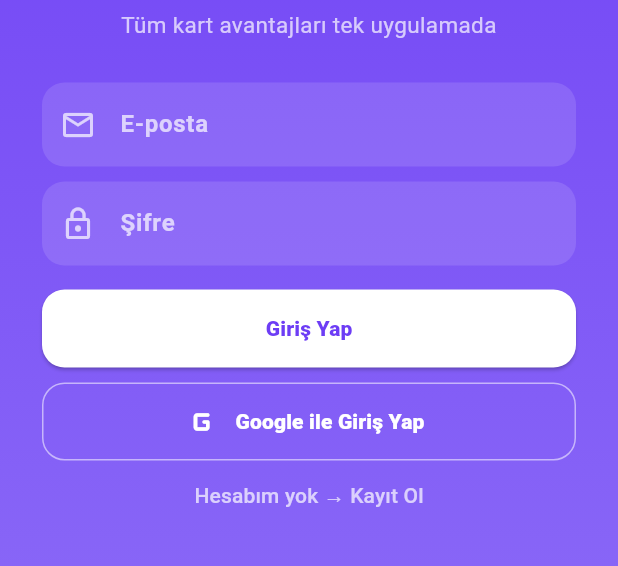
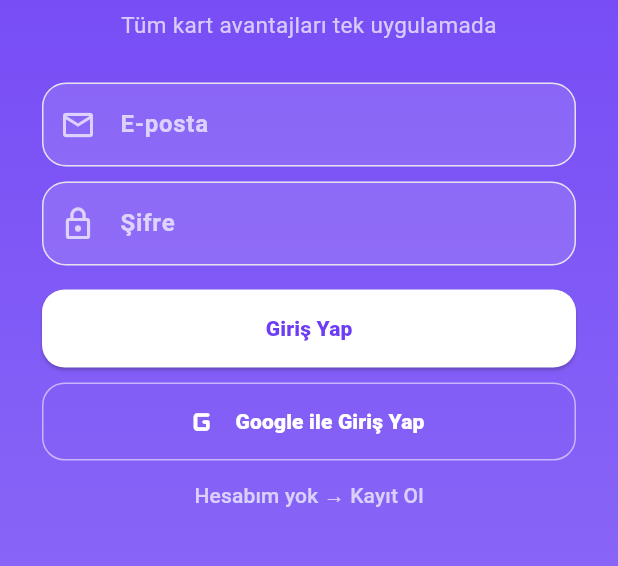
Before and after one commit to hakki37/Kartkampanya, a Flutter app: the screen it shows after launch, on a phone screen of 412 x 824 dp, the part 387-953 px from its top. Run offline on Flutter 3.47's test engine with Material 3 defaults, Android fonts, the phone set to English and light mode, and no system bars; our stand-ins replace supabase_flutter; accounts and stored records are empty.

Commit message:
Lock catalog design in source

```diff
--- a/lib/main.dart
+++ b/lib/main.dart
@@ -1,6 +1,7 @@
 import 'package:flutter/material.dart';
 import 'package:supabase_flutter/supabase_flutter.dart';
 import 'config.dart';
+import 'design_system.dart';
 import 'pages/login_page.dart';
 import 'screens/home_screen.dart';
 import 'screens/campaigns_screen.dart';
@@ -13,39 +14,43 @@ import 'services/campaign_service.dart';
 
 Future<void> main() async {
   WidgetsFlutterBinding.ensureInitialized();
-  await Supabase.initialize(url: AppConfig.supabaseUrl, anonKey: AppConfig.supabasePublishableKey);
+  await Supabase.initialize(
+    url: AppConfig.supabaseUrl,
+    anonKey: AppConfig.supabasePublishableKey,
+  );
   await CampaignService.instance.loadUserState();
   runApp(const KartKampanyaApp());
 }
 
 class KartKampanyaApp extends StatelessWidget {
   const KartKampanyaApp({super.key});
+
   @override
   Widget build(BuildContext context) => MaterialApp(
-    title: 'Kart Kampanya', debugShowCheckedModeBanner: false,
-    theme: ThemeData(
-      useMaterial3: true,
-      colorScheme: ColorScheme.fromSeed(seedColor: const Color(0xFF6D3DF5), brightness: Brightness.light),
-      scaffoldBackgroundColor: const Color(0xFFF8F7FC), fontFamily: 'Roboto',
-      appBarTheme: const AppBarTheme(elevation: 0, backgroundColor: Color(0xFFF8F7FC), foregroundColor: Color(0xFF211D2D)),
-      cardTheme: const CardThemeData(elevation: 0, surfaceTintColor: Colors.transparent),
-    ),
-    home: const AuthGate(),
-  );
+        title: 'Kart Kampanya',
+        debugShowCheckedModeBanner: false,
+        theme: KKDesign.theme(),
+        home: const AuthGate(),
+      );
 }
 
 class AuthGate extends StatelessWidget {
   const AuthGate({super.key});
+
   @override
   Widget build(BuildContext context) => StreamBuilder<AuthState>(
-    stream: AuthService.instance.authStateChanges,
-    builder: (_, __) => Supabase.instance.client.auth.currentSession == null ? const LoginPage() : const MainScaffold(),
-  );
+        stream: AuthService.instance.authStateChanges,
+        builder: (_, __) => Supabase.instance.client.auth.currentSession == null
+            ? const LoginPage()
+            : const MainScaffold(),
+      );
 }
 
 class MainScaffold extends StatefulWidget {
   const MainScaffold({super.key});
-  @override State<MainScaffold> createState() => _MainScaffoldState();
+
+  @override
+  State<MainScaffold> createState() => _MainScaffoldState();
 }
 
 class _MainScaffoldState extends State<MainScaffold> {
@@ -53,13 +58,35 @@ class _MainScaffoldState extends State<MainScaffold> {
   List<UserCard> cards = const [];
   bool loadingCards = true;
 
-  @override void initState() { super.initState(); _loadCards(); }
+  @override
+  void initState() {
+    super.initState();
+    _loadCards();
+  }
+
   Future<void> _loadCards() async {
-    try { final data = await CardService.instance.fetchMyCards(); if (mounted) setState(() { cards = data; loadingCards = false; }); }
-    catch (_) { if (mounted) setState(() => loadingCards = false); }
+    try {
+      final data = await CardService.instance.fetchMyCards();
+      if (mounted) {
+        setState(() {
+          cards = data;
+          loadingCards = false;
+        });
+      }
+    } catch (_) {
+      if (mounted) setState(() => loadingCards = false);
+    }
   }
-  Future<void> addCard(UserCard card) async { await CardService.instance.addCard(card); await _loadCards(); }
-  Future<void> deleteCard(UserCard card) async { await CardService.instance.deleteCard(card); await _loadCards(); }
+
+  Future<void> addCard(UserCard card) async {
+    await CardService.instance.addCard(card);
+    await _loadCards();
+  }
+
+  Future<void> deleteCard(UserCard card) async {
+    await CardService.instance.deleteCard(card);
+    await _loadCards();
+  }
 
   @override
   Widget build(BuildContext context) {
@@ -67,12 +94,21 @@ class _MainScaffoldState extends State<MainScaffold> {
       HomeScreen(cards: cards),
       CampaignsScreen(cards: cards, mode: 'matched'),
       CampaignsScreen(cards: cards, mode: 'all'),
-      MyCardsScreen(cards: cards, onAdd: addCard, onDelete: deleteCard, loading: loadingCards),
+      MyCardsScreen(
+        cards: cards,
+        onAdd: addCard,
+        onDelete: deleteCard,
+        loading: loadingCards,
+      ),
       const CategoriesScreen(),
     ];
+
     return Scaffold(
       body: IndexedStack(index: index, children: pages),
-      bottomNavigationBar: AppBottomNavigation(currentIndex: index, onTap: (v) => setState(() => index = v)),
+      bottomNavigationBar: AppBottomNavigation(
+        currentIndex: index,
+        onTap: (value) => setState(() => index = value),
+      ),
     );
   }
 }
```
